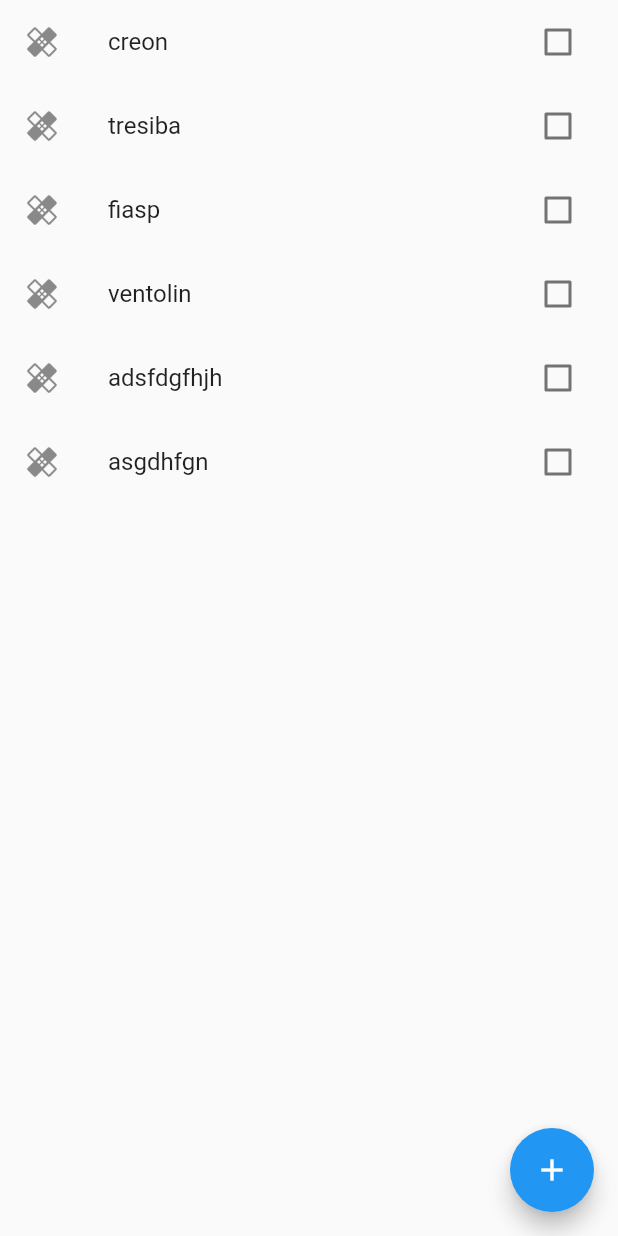
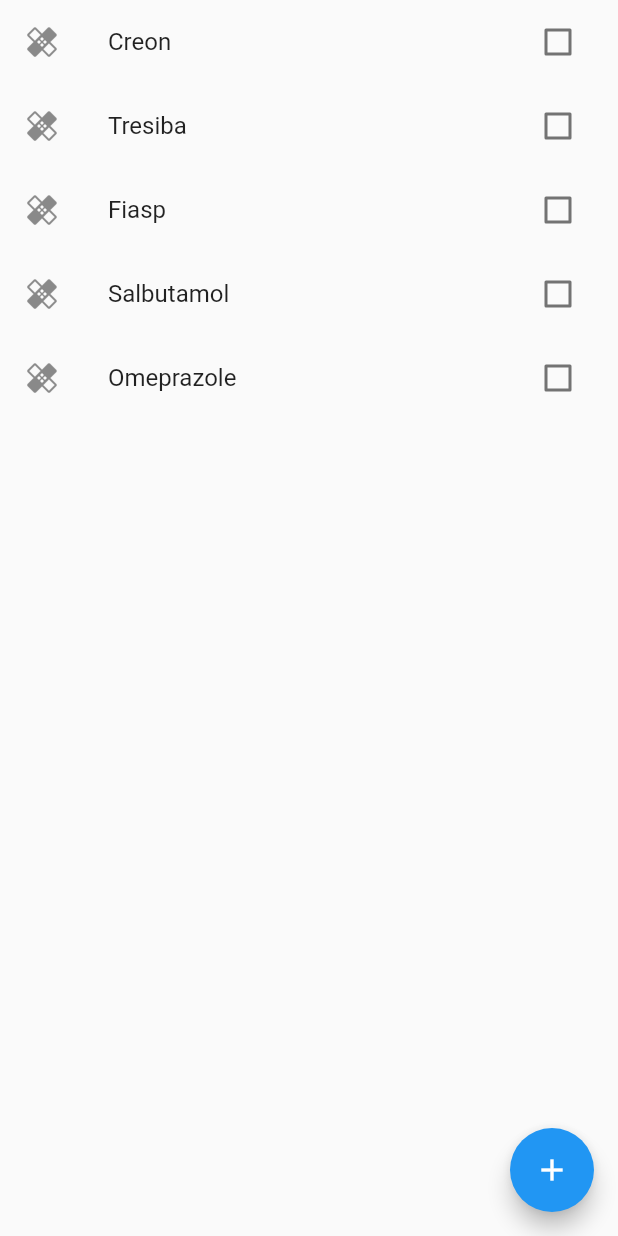
Before and after one commit to rosscraw/MedicationTracker, a Flutter app: the MedicationScreen screen opened directly, on a phone screen of 412 x 824 dp. Run offline on Flutter 3.47's test engine with Material 2 defaults, Android fonts, the phone set to English and light mode, and no system bars; our stand-ins replace cloud_firestore, firebase_auth, flutter_spinkit, table_calendar; accounts and stored records are empty.

Commit message:
Added dummy data so that medication list could be tested for adding and removing items.

```diff
--- a/medication_tracker/lib/back_end/medication.dart
+++ b/medication_tracker/lib/back_end/medication.dart
@@ -4,11 +4,13 @@ class Medication{
 
   String _name;
   String _dosage;
+  String _medType;
   bool _hasMedBeenTaken = false;
 
-  Medication(String name, String dosage) {
+  Medication(String name, String dosage, String medType) {
     setName(name);
     setDosage(dosage);
+    setMedType(medType);
   }
 
   String getName() {
@@ -27,6 +29,14 @@ class Medication{
     _dosage = dosage;
   }
 
+  String getMedType() {
+    return _medType;
+  }
+
+  void setMedType(String medType) {
+    _medType = medType;
+  }
+
   bool getHasMedBeenTaken() {
     return _hasMedBeenTaken;
   }
--- /dev/null
+++ b/medication_tracker/lib/dummy_data/dummy_user.dart
@@ -0,0 +1,30 @@
+
+
+import 'package:medicationtracker/back_end/medication.dart';
+import 'package:medicationtracker/back_end/user.dart';
+
+class DummyUser {
+
+  User dummyUser = new User(uid: 'user1234', name: 'Ross');
+  Medication creon = new Medication('Creon', '150mg', 'Capsule');
+  Medication tresiba = new Medication("Tresiba", "100 units", "Injection");
+  Medication fiasp = new Medication("Fiasp", "100 units", "Injection");
+  Medication salbutamol = new Medication("Salbutamol", "100mcg", "Inhaler");
+  Medication omeprazole = new Medication("Omeprazole", "20mg", "Capsule");
+
+  DummyUser() {
+    dummyUser.addMedication(creon);
+    dummyUser.addMedication(tresiba);
+    dummyUser.addMedication(fiasp);
+    dummyUser.addMedication(salbutamol);
+    dummyUser.addMedication(omeprazole);
+  }
+
+
+
+  User getDummyUser() {
+    return dummyUser;
+  }
+
+
+}
--- a/medication_tracker/lib/screens/check_sign_in_state.dart
+++ b/medication_tracker/lib/screens/check_sign_in_state.dart
@@ -18,7 +18,7 @@ class CheckSignInState extends StatelessWidget {
       return Authentication();
     }
     else {
-      return HomeWidget(title: 'MedTracker');
+      return HomeWidget(title: 'MedTracker', user: user);
     }
   }
 }
--- a/medication_tracker/lib/screens/custom_widgets/email_password_button_block.dart
+++ b/medication_tracker/lib/screens/custom_widgets/email_password_button_block.dart
@@ -47,7 +47,7 @@ class _EmailPassBlockState extends State<EmailPassBlock> {
                     mainAxisAlignment: MainAxisAlignment.spaceEvenly,
                     crossAxisAlignment: CrossAxisAlignment.center,
                     children: <Widget>[
-                      SizedBox(height: 200.0),
+                      SizedBox(height: 20.0),
                       TextFormField(
                           keyboardType: TextInputType.emailAddress,
                           decoration: InputDecoration(
--- a/medication_tracker/lib/screens/home/home_widget.dart
+++ b/medication_tracker/lib/screens/home/home_widget.dart
@@ -1,4 +1,5 @@
 import 'package:flutter/material.dart';
+import 'package:medicationtracker/back_end/user.dart';
 import 'package:medicationtracker/services/firebase_authentication.dart';
 import 'medication_list_screen.dart';
 import 'adherence_screen.dart';
@@ -8,9 +9,10 @@ import 'home_screen.dart';
 /// Represents the scaffold for the main section of the app.
 /// Contains the app bar and navigation bar, as well as the screen that is currently displayed.
 class HomeWidget extends StatefulWidget {
-  HomeWidget({Key key, this.title}) : super(key: key);
+  HomeWidget({Key key, this.title, this.user}) : super(key: key);
 
   final String title;
+  final User user;
 
   @override
   _HomeWidgetState createState() => _HomeWidgetState();
--- a/medication_tracker/lib/screens/home/medication_list_screen.dart
+++ b/medication_tracker/lib/screens/home/medication_list_screen.dart
@@ -1,10 +1,13 @@
 import 'package:flutter/material.dart';
 import 'package:medicationtracker/back_end/medication.dart';
+import 'package:medicationtracker/back_end/user.dart';
+import 'package:medicationtracker/dummy_data/dummy_user.dart';
 import 'package:medicationtracker/screens/home/add_medication.dart';
 import'medication_details_screen.dart';
 import 'package:medicationtracker/services/firestore_database.dart';
 import 'package:provider/provider.dart';
 import 'package:cloud_firestore/cloud_firestore.dart';
+import 'package:medicationtracker/dummy_data/constants.dart';
 
 /// Screen that displays a list of medications in the user's medication list.
 /// User can check a checkbox to confirm whether or not they have taken the medication.
@@ -19,46 +22,8 @@ class MedicationScreen extends StatefulWidget {
 }
 
 class _MedicationScreenState extends State<MedicationScreen> {
-
-
-  List<String> dummyList = [
-    "creon",
-    "tresiba",
-    "fiasp",
-    "relvar elipta",
-    "tiotropium",
-    "symkevi",
-    "kalydeco",
-    "venotlin",
-    "dornase alfa",
-    "cayston",
-    "colomycin"
-  ];
-
-  List<Medication> dummyList2 = [
-    new Medication("creon", "100mg"),
-    new Medication("tresiba", "100 units"),
-    new Medication("fiasp", "100 units"),
-    new Medication("ventolin", "100mg"),
-    new Medication("adsfdgfhjh", "100mg"),
-    new Medication("asgdhfgn", "100remg"),
-  ];
-
-  void _addMedication() {
-    setState(() {
-      dummyList2.add(new Medication("new med", "addition successful"));
-    });
-  }
-
-  List<Medication> getDummyList() {
-    return dummyList2;
-  }
-
-  void _removeMedication(Medication medication) {
-    setState(() {
-      dummyList2.remove(medication);
-    });
-  }
+  static final dummyUser = new DummyUser(); // Dummy Data
+  var dummyList = dummyUser.getDummyUser().getMedicationList(); // Dummy Data
 
   @override
   Widget build(BuildContext context) {
@@ -67,25 +32,31 @@ class _MedicationScreenState extends State<MedicationScreen> {
       child: Scaffold(
         body: Container(
             child: ListView.builder(
-              itemCount: dummyList2.length,
+              itemCount: dummyList.length,
               itemBuilder: (context, index) {
                 return ListTile(
                     leading: Icon(Icons.healing),
-                    title: Text(dummyList2[index].getName()),
+                    //TODO link to database
+                    title: Text(dummyList[index].getName()),
                     trailing: Checkbox(
-                      value: dummyList2[index].getHasMedBeenTaken(),
+                      value: dummyList[index].getHasMedBeenTaken(),
                       onChanged: (bool newValue) {
                         setState(() {
-                          dummyList2[index].setHasMedBeenTaken(!dummyList2[index].getHasMedBeenTaken());
+                          dummyList[index].setHasMedBeenTaken(!dummyList[index].getHasMedBeenTaken());
                         });
                       },
                     ),
                     onTap: () {
+                      // TODO Firestore Integration
                       Navigator.push(
                         context,
                         new MaterialPageRoute(
-                            builder: (context) => MedicationDetails(dummyList2[index]))
-                      );
+                            builder: (context) => MedicationDetails(dummyList[index], dummyUser.getDummyUser()))
+                      ).then((value) {
+                      setState(() {
+
+                      });
+                      });
                     }
                 );
               },
@@ -96,8 +67,12 @@ class _MedicationScreenState extends State<MedicationScreen> {
               Navigator.push(
                   context,
                   new MaterialPageRoute(
-                      builder: (context) => AddMedicationScreen())
-              );
+                      builder: (context) => AddMedicationScreen(dummyUser.getDummyUser()))
+              ).then((value) {
+                setState(() {
+
+                });
+              });
             },
             tooltip: 'Add Medication',
             child: Icon(Icons.add),
```
Also changed, not shown: medication_tracker/lib/back_end/user.dart (+22 -2 lines), medication_tracker/lib/dummy_data/constants.dart (added, +17 -0 lines), medication_tracker/lib/screens/authenticate/log_in_screen.dart (+8 -0 lines), medication_tracker/lib/screens/home/add_medication.dart (+14 -1 lines), medication_tracker/lib/screens/home/medication_details_screen.dart (+38 -6 lines), medication_tracker/pubspec.yaml (+0 -8 lines).
